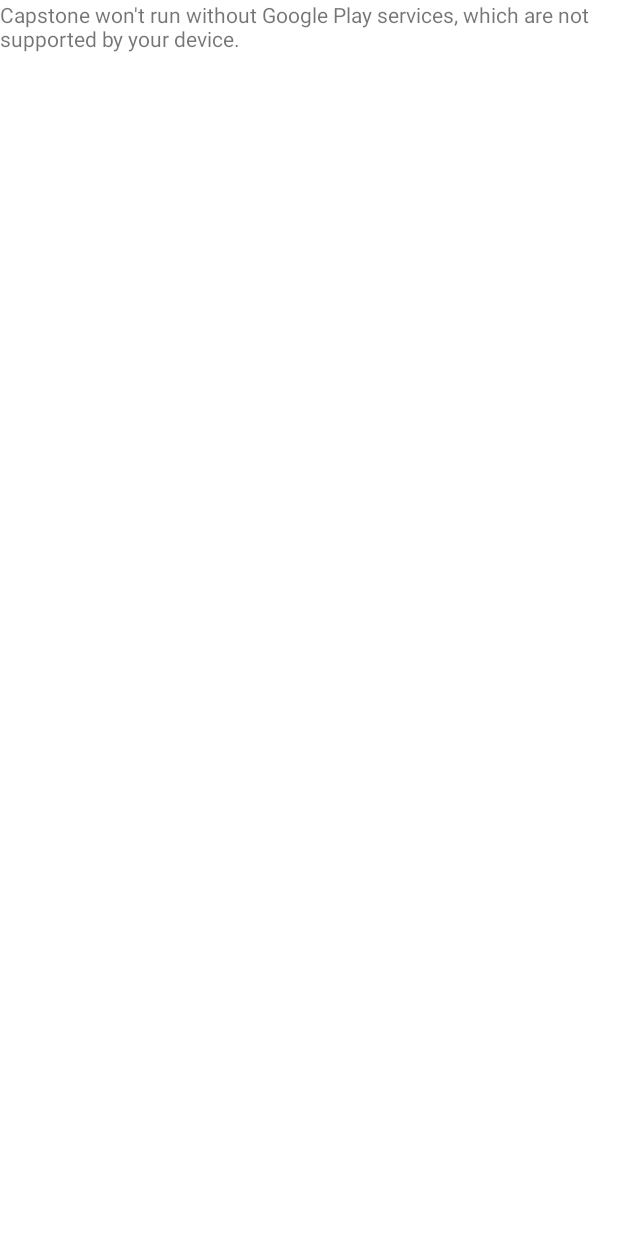
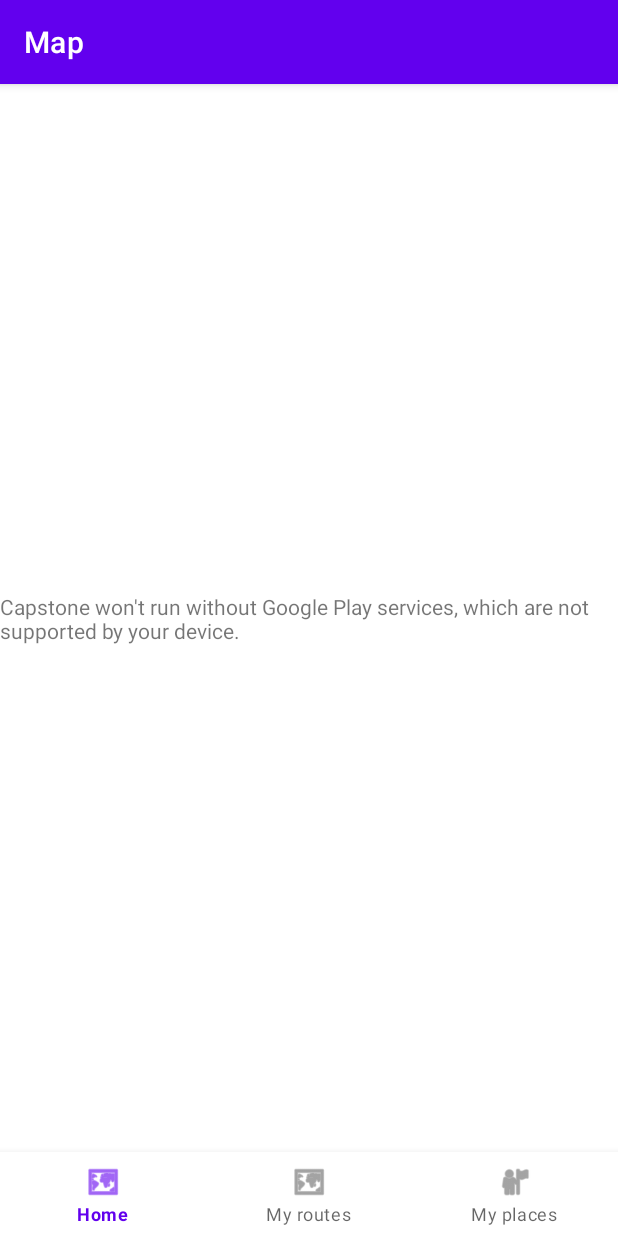
Before and after one commit to alfonso-balbuena/capstone_project_android, an Android app: the screen it shows after launch (MapsActivity), on a phone screen of 412 x 824 dp. Run offline under Robolectric (Android 15) with nearby library versions, the phone set to English and light mode, and no system bars.

Commit message:
Add bottom navigation

```diff
--- a/Project/app/src/main/java/com/alfonso/capstone/MapsActivity.java
+++ b/Project/app/src/main/java/com/alfonso/capstone/MapsActivity.java
@@ -2,43 +2,67 @@ package com.alfonso.capstone;
 
 import androidx.annotation.NonNull;
 import androidx.appcompat.app.AlertDialog;
-import androidx.core.content.ContextCompat;
-import androidx.fragment.app.DialogFragment;
-import androidx.fragment.app.FragmentActivity;
+import androidx.appcompat.app.AppCompatActivity;
+import androidx.fragment.app.Fragment;
+import androidx.fragment.app.FragmentTransaction;
 
 import android.Manifest;
 import android.content.DialogInterface;
 import android.content.pm.PackageManager;
 import android.os.Bundle;
+import android.view.MenuItem;
+import android.view.View;
 
-import com.google.android.gms.maps.CameraUpdateFactory;
-import com.google.android.gms.maps.GoogleMap;
-import com.google.android.gms.maps.OnMapReadyCallback;
-import com.google.android.gms.maps.SupportMapFragment;
-import com.google.android.gms.maps.model.LatLng;
-import com.google.android.gms.maps.model.MarkerOptions;
+import com.alfonso.capstone.databinding.ActivityMapsBinding;
+import com.alfonso.capstone.fragments.MapsLocationFragment;
+import com.alfonso.capstone.fragments.MyPlacesFragment;
+import com.alfonso.capstone.fragments.MyRoutesFragment;
+import com.google.android.material.bottomnavigation.BottomNavigationView;
 
-public class MapsActivity extends FragmentActivity implements OnMapReadyCallback {
+import java.util.HashMap;
+import java.util.Map;
 
-    private GoogleMap mMap;
+public class MapsActivity extends AppCompatActivity {
+
     private final int CODE_RESULT_PERMISSION = 1;
-
+    private ActivityMapsBinding binding;
+    private Map<Integer,Fragment> fragmentMap;
     @Override
     protected void onCreate(Bundle savedInstanceState) {
         super.onCreate(savedInstanceState);
-        setContentView(R.layout.activity_maps);
-        // Obtain the SupportMapFragment and get notified when the map is ready to be used.
-        SupportMapFragment mapFragment = (SupportMapFragment) getSupportFragmentManager()
-                .findFragmentById(R.id.map);
-        mapFragment.getMapAsync(this);
+        binding = ActivityMapsBinding.inflate(getLayoutInflater());
+        View view = binding.getRoot();
+        setContentView(view);
+        fragmentMap = new HashMap<>();
+        fragmentMap.put(R.id.home,new MapsLocationFragment());
+        fragmentMap.put(R.id.places,new MyPlacesFragment());
+        fragmentMap.put(R.id.routes, new MyRoutesFragment());
+        binding.bottomNavigation.setOnNavigationItemSelectedListener(item -> {
+            if(fragmentMap.containsKey(item.getItemId())) {
+                changePageFragment(fragmentMap.get(item.getItemId()));
+                return true;
+            }
+            return false;
+        });
+        changePageFragment(new MapsLocationFragment());
+    }
 
+    private void changePageFragment(Fragment fragment) {
+        FragmentTransaction transaction = getSupportFragmentManager().beginTransaction();
+        transaction.replace(R.id.fragment_container,fragment);
+        transaction.addToBackStack(null);
+        transaction.commit();
+    }
+
+    private void permission() {
         if(checkSelfPermission(Manifest.permission.ACCESS_FINE_LOCATION) == PackageManager.PERMISSION_GRANTED) {
             //Use geolocation
-
         } else {
             requestPermissions(new String[] {Manifest.permission.ACCESS_FINE_LOCATION},CODE_RESULT_PERMISSION);
         }
     }
+
+
 
     @Override
     public void onRequestPermissionsResult(int requestCode, @NonNull String[] permissions, @NonNull int[] grantResults) {
@@ -57,23 +81,4 @@ public class MapsActivity extends FragmentActivity implements OnMapReadyCallback
             }
         }
     }
-
-    /**
-     * Manipulates the map once available.
-     * This callback is triggered when the map is ready to be used.
-     * This is where we can add markers or lines, add listeners or move the camera. In this case,
-     * we just add a marker near Sydney, Australia.
-     * If Google Play services is not installed on the device, the user will be prompted to install
-     * it inside the SupportMapFragment. This method will only be triggered once the user has
-     * installed Google Play services and returned to the app.
-     */
-    @Override
-    public void onMapReady(GoogleMap googleMap) {
-        mMap = googleMap;
-
-        // Add a marker in Sydney and move the camera
-        LatLng sydney = new LatLng(-34, 151);
-        mMap.addMarker(new MarkerOptions().position(sydney).title("Marker in Sydney"));
-        mMap.moveCamera(CameraUpdateFactory.newLatLng(sydney));
-    }
 }
--- a/Project/app/src/main/res/layout/activity_maps.xml
+++ b/Project/app/src/main/res/layout/activity_maps.xml
@@ -1,9 +1,28 @@
 <?xml version="1.0" encoding="utf-8"?>
-<fragment xmlns:android="http://schemas.android.com/apk/res/android"
+
+<androidx.constraintlayout.widget.ConstraintLayout xmlns:android="http://schemas.android.com/apk/res/android"
     xmlns:map="http://schemas.android.com/apk/res-auto"
     xmlns:tools="http://schemas.android.com/tools"
-    android:id="@+id/map"
-    android:name="com.google.android.gms.maps.SupportMapFragment"
+    android:id="@+id/tabContainer"
     android:layout_width="match_parent"
     android:layout_height="match_parent"
-    tools:context=".MapsActivity" />
+    android:orientation="vertical"
+    tools:context=".MapsActivity">
+
+    <FrameLayout
+        android:id="@+id/fragment_container"
+        android:layout_width="match_parent"
+        android:layout_height="wrap_content"
+        map:layout_constraintBottom_toTopOf="@+id/bottom_navigation"
+        map:layout_constraintEnd_toEndOf="parent"
+        map:layout_constraintStart_toStartOf="parent"
+        map:layout_constraintTop_toTopOf="parent" />
+
+    <com.google.android.material.bottomnavigation.BottomNavigationView
+        android:id="@+id/bottom_navigation"
+        android:layout_width="match_parent"
+        android:layout_height="wrap_content"
+        map:layout_constraintBottom_toBottomOf="parent"
+        map:menu="@menu/bottom_navigation_menu" />
+
+</androidx.constraintlayout.widget.ConstraintLayout>
```
